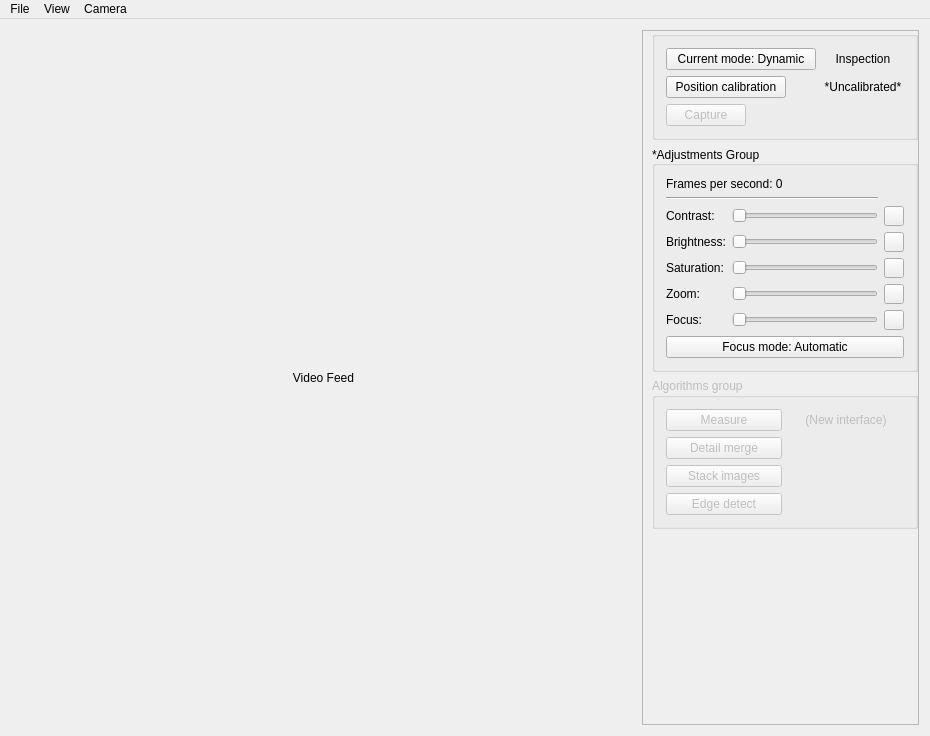
This is mainwindow.ui in JustasBart/DigitalInspectionAndMeasurement as Qt 5 draws it before an edit. The edited form follows.
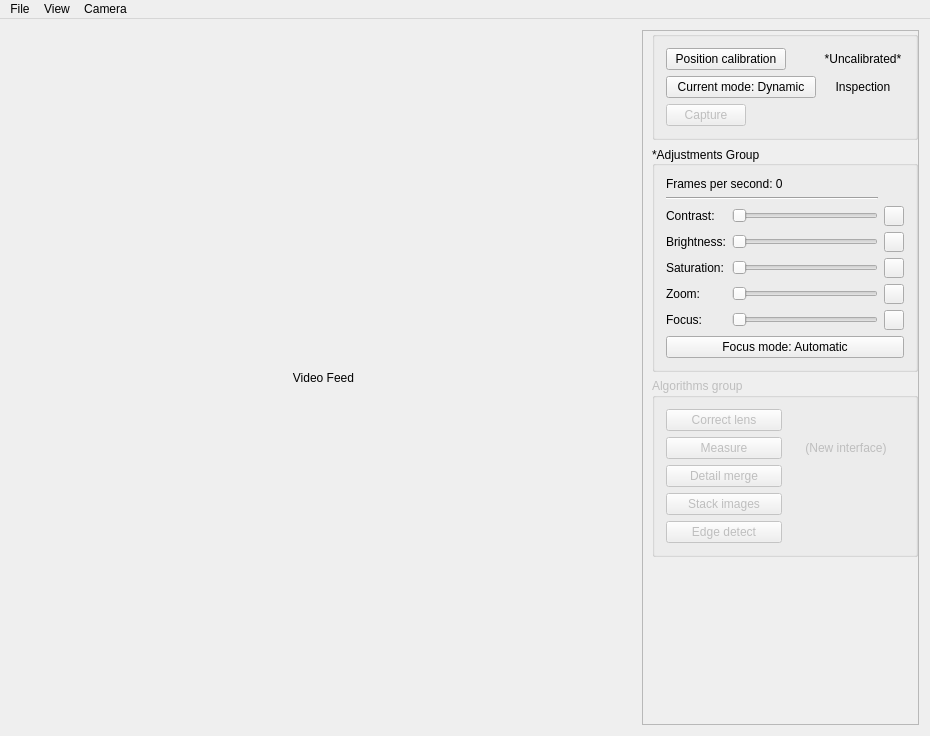
This is the edited form.

Patch:
```diff
--- a/mainwindow.ui
+++ b/mainwindow.ui
@@ -110,6 +110,44 @@
          </property>
          <layout class="QFormLayout" name="formLayout">
           <item row="0" column="0">
+           <widget class="QPushButton" name="positionCalibrationButton">
+            <property name="minimumSize">
+             <size>
+              <width>120</width>
+              <height>0</height>
+             </size>
+            </property>
+            <property name="maximumSize">
+             <size>
+              <width>100</width>
+              <height>16777215</height>
+             </size>
+            </property>
+            <property name="text">
+             <string>Position calibration</string>
+            </property>
+            <property name="checkable">
+             <bool>false</bool>
+            </property>
+           </widget>
+          </item>
+          <item row="0" column="1">
+           <widget class="QLabel" name="calibrationLabel">
+            <property name="sizePolicy">
+             <sizepolicy hsizetype="Preferred" vsizetype="Minimum">
+              <horstretch>0</horstretch>
+              <verstretch>0</verstretch>
+             </sizepolicy>
+            </property>
+            <property name="text">
+             <string>*Uncalibrated*</string>
+            </property>
+            <property name="alignment">
+             <set>Qt::AlignCenter</set>
+            </property>
+           </widget>
+          </item>
+          <item row="1" column="0">
            <widget class="QPushButton" name="modeButton">
             <property name="minimumSize">
              <size>
@@ -122,7 +160,7 @@
             </property>
            </widget>
           </item>
-          <item row="0" column="1">
+          <item row="1" column="1">
            <widget class="QLabel" name="modesLabel">
             <property name="minimumSize">
              <size>
@@ -151,38 +189,6 @@
             </property>
            </widget>
           </item>
-          <item row="1" column="0">
-           <widget class="QPushButton" name="positionCalibrationButton">
-            <property name="minimumSize">
-             <size>
-              <width>120</width>
-              <height>0</height>
-             </size>
-            </property>
-            <property name="maximumSize">
-             <size>
-              <width>100</width>
-              <height>16777215</height>
-             </size>
-            </property>
-            <property name="text">
-             <string>Position calibration</string>
-            </property>
-            <property name="checkable">
-             <bool>false</bool>
-            </property>
-           </widget>
-          </item>
-          <item row="1" column="1">
-           <widget class="QLabel" name="calibrationLabel">
-            <property name="text">
-             <string>*Uncalibrated*</string>
-            </property>
-            <property name="alignment">
-             <set>Qt::AlignCenter</set>
-            </property>
-           </widget>
-          </item>
          </layout>
         </widget>
        </item>
@@ -554,6 +560,16 @@
             </property>
            </widget>
           </item>
+          <item row="0" column="0">
+           <widget class="QPushButton" name="correctLensButton">
+            <property name="enabled">
+             <bool>false</bool>
+            </property>
+            <property name="text">
+             <string>Correct lens</string>
+            </property>
+           </widget>
+          </item>
          </layout>
         </widget>
        </item>
```
